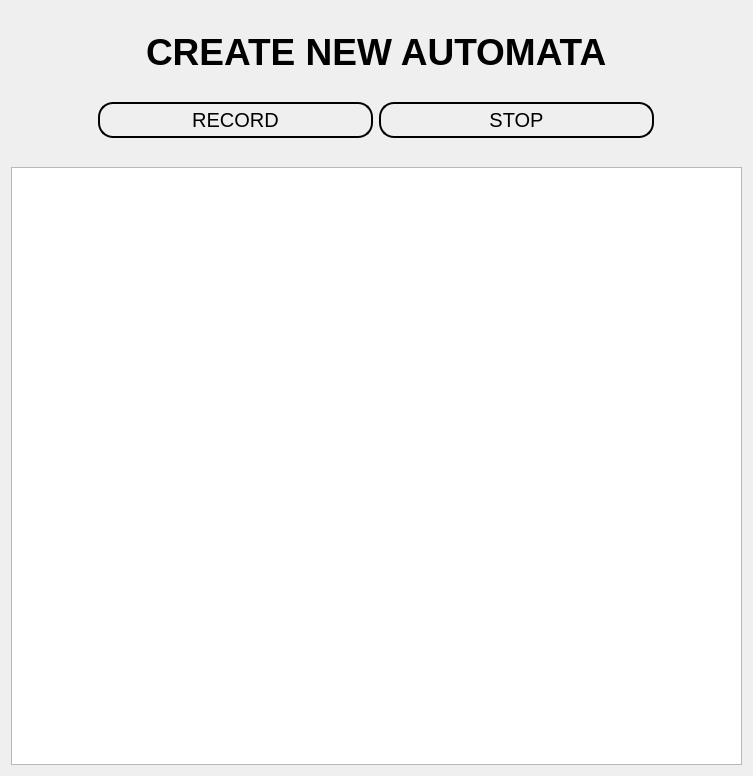
Achu-Worifung/quickMove, file ui/create_automata.ui: the form before one commit.
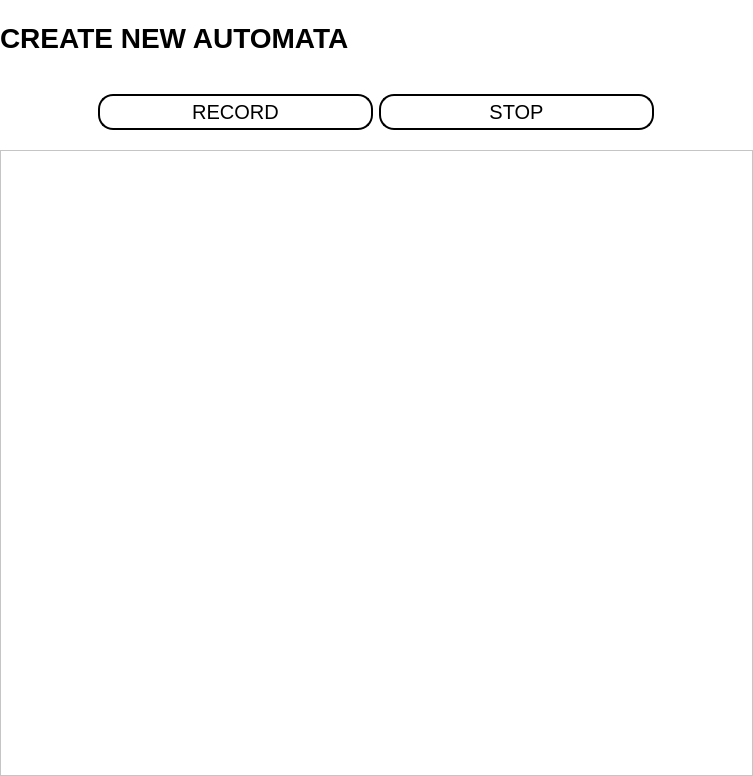
The form after the commit. Icons and pictures are not drawn.

Patch:
```diff
--- a/ui/create_automata.ui
+++ b/ui/create_automata.ui
@@ -14,8 +14,26 @@
    <string>Form</string>
   </property>
   <layout class="QVBoxLayout" name="verticalLayout_2">
+   <property name="spacing">
+    <number>0</number>
+   </property>
+   <property name="leftMargin">
+    <number>0</number>
+   </property>
+   <property name="topMargin">
+    <number>0</number>
+   </property>
+   <property name="rightMargin">
+    <number>0</number>
+   </property>
+   <property name="bottomMargin">
+    <number>0</number>
+   </property>
    <item>
     <layout class="QVBoxLayout" name="verticalLayout">
+     <property name="spacing">
+      <number>0</number>
+     </property>
      <item>
       <widget class="QWidget" name="widget" native="true">
        <property name="minimumSize">
@@ -24,8 +42,26 @@
          <height>150</height>
         </size>
        </property>
+       <property name="styleSheet">
+        <string notr="true">background-color:rgb(255, 255, 255);</string>
+       </property>
        <layout class="QVBoxLayout" name="verticalLayout_3">
-        <item alignment="Qt::AlignHCenter">
+        <property name="spacing">
+         <number>0</number>
+        </property>
+        <property name="leftMargin">
+         <number>0</number>
+        </property>
+        <property name="topMargin">
+         <number>0</number>
+        </property>
+        <property name="rightMargin">
+         <number>0</number>
+        </property>
+        <property name="bottomMargin">
+         <number>0</number>
+        </property>
+        <item alignment="Qt::AlignLeft">
          <widget class="QLabel" name="label">
           <property name="sizePolicy">
            <sizepolicy hsizetype="Expanding" vsizetype="Preferred">
@@ -41,7 +77,7 @@
           </property>
           <property name="font">
            <font>
-            <pointsize>28</pointsize>
+            <pointsize>21</pointsize>
             <weight>75</weight>
             <bold>true</bold>
            </font>
@@ -87,6 +123,16 @@
                <property name="text">
                 <string>RECORD</string>
                </property>
+               <property name="icon">
+                <iconset>
+                 <normaloff>../../../../Downloads/icons/48792_player_record_icon.ico</normaloff>../../../../Downloads/icons/48792_player_record_icon.ico</iconset>
+               </property>
+               <property name="iconSize">
+                <size>
+                 <width>30</width>
+                 <height>30</height>
+                </size>
+               </property>
               </widget>
              </item>
              <item>
@@ -117,6 +163,16 @@
                <property name="text">
                 <string>STOP</string>
                </property>
+               <property name="icon">
+                <iconset>
+                 <normaloff>../../../../Downloads/icons/8664918_circle_stop_icon.ico</normaloff>../../../../Downloads/icons/8664918_circle_stop_icon.ico</iconset>
+               </property>
+               <property name="iconSize">
+                <size>
+                 <width>30</width>
+                 <height>30</height>
+                </size>
+               </property>
               </widget>
              </item>
             </layout>
@@ -138,6 +194,7 @@
        <property name="font">
         <font>
          <pointsize>12</pointsize>
+         <stylestrategy>PreferAntialias</stylestrategy>
         </font>
        </property>
        <property name="toolTip">
@@ -147,7 +204,10 @@
         <string>&lt;html&gt;&lt;head/&gt;&lt;body&gt;&lt;p align=&quot;center&quot;&gt;hello there&lt;/p&gt;&lt;/body&gt;&lt;/html&gt;</string>
        </property>
        <property name="styleSheet">
-        <string notr="true"/>
+        <string notr="true">background-color:rgb(255, 255, 255);</string>
+       </property>
+       <property name="documentTitle">
+        <string>RECORDED ACTIONS</string>
        </property>
        <property name="readOnly">
         <bool>true</bool>
@@ -155,6 +215,9 @@
        <property name="plainText">
         <string/>
        </property>
+       <property name="centerOnScroll">
+        <bool>true</bool>
+       </property>
       </widget>
      </item>
     </layout>
```
